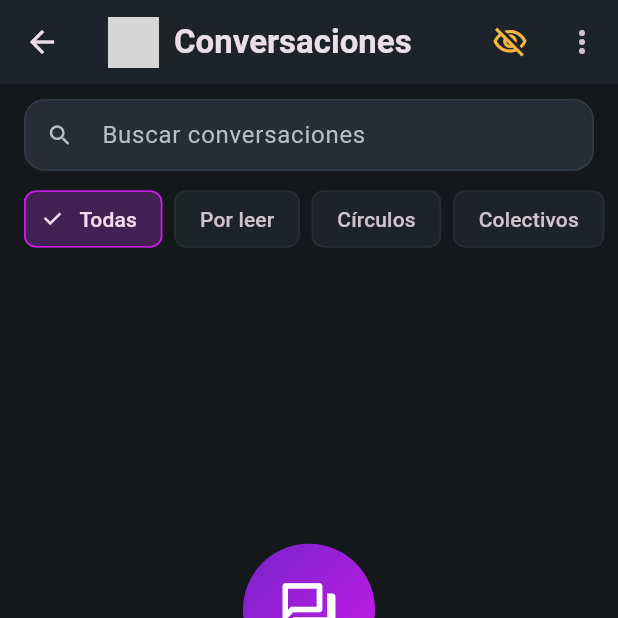
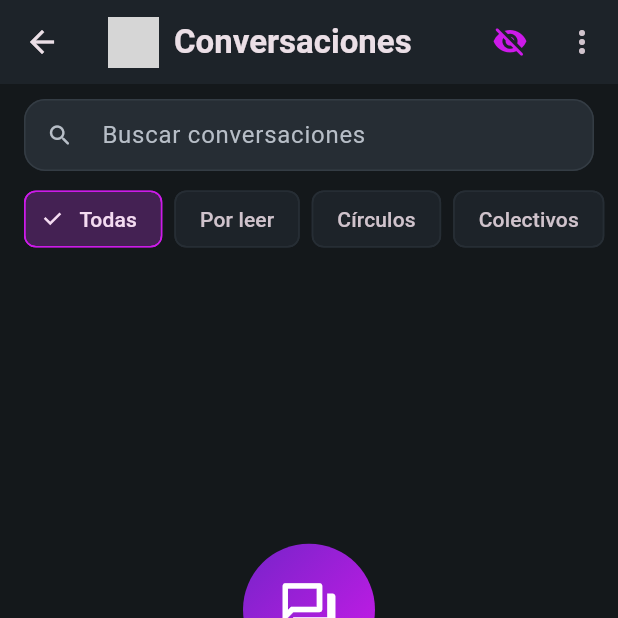
Before and after one commit to thelioning/InclusiChat, a Flutter app: the ChatHomePage screen opened directly, on a phone screen of 412 x 824 dp, the top half of it. Run offline on Flutter 3.47's test engine with Material 3 defaults, Android fonts, the phone set to English and light mode, and no system bars; our stand-ins replace image_picker, shared_preferences, supabase_flutter; accounts and stored records are empty; Roboto replaces fonts that are missing (Segoe UI); grey boxes are pictures that could not be loaded.

Commit message:
feat: Add prominent incoming contact requests banner in Chats screen, bottom nav badge, and sync version labels (v1.1.1)

```diff
--- a/app/lib/src/features/chat/data/invite_service.dart
+++ b/app/lib/src/features/chat/data/invite_service.dart
@@ -22,7 +22,7 @@ class InviteService {
     if (username.isEmpty) username = 'usuario';
 
     final text = '¡Hola! Te invito a probar InclusiChat 💜✨ Mensajería privada y segura sin compartir tu número de teléfono.\n\n'
-        '📲 Descarga la app aquí:\nhttps://github.com/thelioning/InclusiChat/releases/download/v1.1.0/InclusiChat-v1.1.0.apk\n\n'
+        '📲 Descarga la app aquí:\nhttps://github.com/thelioning/InclusiChat/releases/download/v1.1.1/InclusiChat-v1.1.1.apk\n\n'
         'Al instalarla, búscame en la pestaña Contactos como @$username para chatear 🙌';
 
     final nativeUri = Uri.parse('whatsapp://send?text=${Uri.encodeComponent(text)}');
--- a/app/lib/src/features/chat/presentation/about_page.dart
+++ b/app/lib/src/features/chat/presentation/about_page.dart
@@ -76,7 +76,7 @@ class AboutPage extends StatelessWidget {
                     border: Border.all(color: AppColors.primary.withValues(alpha: 0.3)),
                   ),
                   child: const Text(
-                    'Versión 1.1.0 (Build 11) • Release Estable',
+                    'Versión 1.1.1 (Build 12) • Release Estable',
                     style: TextStyle(
                       color: AppColors.primary,
                       fontSize: 12,
@@ -205,7 +205,7 @@ class AboutPage extends StatelessWidget {
                           showLicensePage(
                             context: context,
                             applicationName: 'InclusiChat',
-                            applicationVersion: '1.1.0',
+                            applicationVersion: '1.1.1',
                             applicationLegalese: '© 2026 InclusiChat & Baremetal Academy (Ermógenes Rodríguez Fernández)',
                           );
                         },
--- a/app/lib/src/features/chat/presentation/chat_home_page.dart
+++ b/app/lib/src/features/chat/presentation/chat_home_page.dart
@@ -32,6 +32,9 @@ class _ChatHomePageState extends State<ChatHomePage> {
   _ConversationFilter _filter = _ConversationFilter.all;
   final _chatService = ChatService();
   late Future<List<ConversationSummary>> _conversations;
+  int _pendingRequestsCount = 0;
+  List<ContactRequestItem> _incomingRequests = [];
+  Timer? _homeRefreshTimer;
 
   static const _titles = ['Conversaciones', 'Contactos', 'Ajustes'];
 
@@ -40,11 +43,33 @@ class _ChatHomePageState extends State<ChatHomePage> {
     super.initState();
     _conversations = _chatService.loadConversations();
     _chatService.loadUserProfile();
+    _checkRequests();
+    _homeRefreshTimer = Timer.periodic(const Duration(seconds: 4), (_) => _checkRequests());
+  }
+
+  @override
+  void dispose() {
+    _homeRefreshTimer?.cancel();
+    super.dispose();
+  }
+
+  Future<void> _checkRequests() async {
+    try {
+      final reqs = await _chatService.loadContactRequests();
+      final incoming = reqs.where((r) => r.isIncoming).toList();
+      if (mounted && (_pendingRequestsCount != incoming.length || _incomingRequests.length != incoming.length)) {
+        setState(() {
+          _pendingRequestsCount = incoming.length;
+          _incomingRequests = incoming;
+        });
+      }
+    } catch (_) {}
   }
 
   Future<void> _reloadConversations() async {
     setState(() => _conversations = _chatService.loadConversations());
     await _conversations;
+    _checkRequests();
   }
 
   Future<void> _startConversation() async {
@@ -98,12 +123,11 @@ class _ChatHomePageState extends State<ChatHomePage> {
                 IconButton(
                   tooltip: 'Modo pánico / Camuflar',
                   onPressed: () => CamouflageService.instance.triggerCamouflage(),
-                  icon: const Icon(Icons.visibility_off_outlined, color: AppColors.warning),
+                  icon: const Icon(Icons.visibility_off_rounded, color: AppColors.primary),
                 ),
               PopupMenuButton<String>(
-                tooltip: 'Más opciones',
+                tooltip: 'Opciones',
                 onSelected: (value) {
-                  if (value == 'logout') _signOut();
                   if (value == 'profile') {
                     Navigator.of(context).push(
                       MaterialPageRoute<void>(builder: (_) => const ProfileSettingsPage()),
@@ -114,6 +138,7 @@ class _ChatHomePageState extends State<ChatHomePage> {
                       MaterialPageRoute<void>(builder: (_) => const CamouflageSettingsPage()),
                     );
                   }
+                  if (value == 'logout') _signOut();
                 },
                 itemBuilder: (context) => [
                   PopupMenuItem(
@@ -183,6 +208,8 @@ class _ChatHomePageState extends State<ChatHomePage> {
                 onRefresh: _reloadConversations,
                 searchQuery: _searchQuery,
                 filter: _filter,
+                incomingRequests: _incomingRequests,
+                onGoToContacts: () => setState(() => _selectedIndex = 1),
                 onSearchChanged: (value) => setState(() => _searchQuery = value),
                 onFilterChanged: (value) => setState(() => _filter = value),
               ),
@@ -212,9 +239,21 @@ class _ChatHomePageState extends State<ChatHomePage> {
                 selectedIcon: Icon(Icons.chat_bubble_rounded),
                 label: 'Chats',
               ),
-              const NavigationDestination(
-                icon: Icon(Icons.people_outline_rounded),
-                selectedIcon: Icon(Icons.people_rounded),
+              NavigationDestination(
+                icon: _pendingRequestsCount > 0
+                    ? Badge.count(
+                        count: _pendingRequestsCount,
+                        backgroundColor: AppColors.primary,
+                        child: const Icon(Icons.people_outline_rounded),
+                      )
+                    : const Icon(Icons.people_outline_rounded),
+                selectedIcon: _pendingRequestsCount > 0
+                    ? Badge.count(
+                        count: _pendingRequestsCount,
+                        backgroundColor: AppColors.primary,
+                        child: const Icon(Icons.people_rounded),
+                      )
+                    : const Icon(Icons.people_rounded),
                 label: 'Contactos',
               ),
               NavigationDestination(
@@ -248,6 +287,8 @@ class _ConversationList extends StatelessWidget {
     required this.onRefresh,
     required this.searchQuery,
     required this.filter,
+    required this.incomingRequests,
+    required this.onGoToContacts,
     required this.onSearchChanged,
     required this.onFilterChanged,
   });
@@ -256,6 +297,8 @@ class _ConversationList extends StatelessWidget {
   final Future<void> Function() onRefresh;
   final String searchQuery;
   final _ConversationFilter filter;
+  final List<ContactRequestItem> incomingRequests;
+  final VoidCallback onGoToContacts;
   final ValueChanged<String> onSearchChanged;
   final ValueChanged<_ConversationFilter> onFilterChanged;
 
@@ -263,6 +306,52 @@ class _ConversationList extends StatelessWidget {
   Widget build(BuildContext context) {
     return Column(
       children: [
+        if (incomingRequests.isNotEmpty)
+          Container(
+            margin: const EdgeInsets.fromLTRB(16, 8, 16, 4),
+            decoration: BoxDecoration(
+              gradient: LinearGradient(
+                colors: [
+                  AppColors.primary.withValues(alpha: 0.22),
+                  AppColors.surfaceRaised,
+                ],
+                begin: Alignment.topLeft,
+                end: Alignment.bottomRight,
+              ),
+              borderRadius: BorderRadius.circular(16),
+              border: Border.all(color: AppColors.primary.withValues(alpha: 0.5)),
+            ),
+            child: ListTile(
+              contentPadding: const EdgeInsets.symmetric(horizontal: 14, vertical: 4),
+              leading: Container(
+                padding: const EdgeInsets.all(8),
+                decoration: const BoxDecoration(
+                  color: AppColors.primary,
+                  shape: BoxShape.circle,
+                ),
+                child: const Icon(Icons.person_add_alt_1_rounded, color: Colors.white, size: 20),
+              ),
+              title: Text(
+                '${incomingRequests.length} ${incomingRequests.length == 1 ? 'solicitud de contacto recibida' : 'solicitudes de contacto recibidas'}',
+                style: const TextStyle(fontWeight: FontWeight.w700, fontSize: 13),
+              ),
+              subtitle: Text(
+                'De @${incomingRequests.first.profile.username ?? incomingRequests.first.profile.displayName} • Toca para responder',
+                style: const TextStyle(fontSize: 11, color: AppColors.textSecondary),
+              ),
+              trailing: FilledButton(
+                style: FilledButton.styleFrom(
+                  backgroundColor: AppColors.primary,
+                  padding: const EdgeInsets.symmetric(horizontal: 12, vertical: 6),
+                  minimumSize: Size.zero,
+                  tapTargetSize: MaterialTapTargetSize.shrinkWrap,
+                ),
+                onPressed: onGoToContacts,
+                child: const Text('Revisar', style: TextStyle(fontSize: 12, fontWeight: FontWeight.bold)),
+              ),
+              onTap: onGoToContacts,
+            ),
+          ),
         Padding(
           padding: const EdgeInsets.fromLTRB(16, 10, 16, 6),
           child: TextField(
@@ -662,7 +751,7 @@ class _SettingsSection extends StatelessWidget {
         _SettingsTile(
           icon: Icons.info_outline_rounded,
           title: 'Acerca de InclusiChat',
-          subtitle: 'Versión 1.0.2, autor, derechos y licencias',
+          subtitle: 'Versión 1.1.1, autor, derechos y licencias',
           onTap: () {
             Navigator.of(context).push(
               MaterialPageRoute<void>(builder: (_) => const AboutPage()),
@@ -703,7 +792,7 @@ class _SettingsSection extends StatelessWidget {
         const Padding(
           padding: EdgeInsets.symmetric(horizontal: 20),
           child: Text(
-            'InclusiChat v1.1.0 • Hecho con 💜 por Ermógenes Rodríguez Fernández & Baremetal Academy',
+            'InclusiChat v1.1.1 • Hecho con 💜 por Ermógenes Rodríguez Fernández & Baremetal Academy',
             textAlign: TextAlign.center,
             style: TextStyle(
               color: AppColors.textSecondary,
--- a/app/pubspec.yaml
+++ b/app/pubspec.yaml
@@ -2,7 +2,7 @@ name: inclusichat
 description: "Mensajería privada e inclusiva para conectar con libertad."
 publish_to: 'none'
 
-version: 1.1.0+11
+version: 1.1.1+12
 
 environment:
   sdk: ">=3.3.0 <4.0.0"
```
